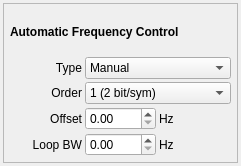
The window that ui/AfcControl.ui (BatchDrake/SigDigger) describes before a commit, drawn with Qt 5.
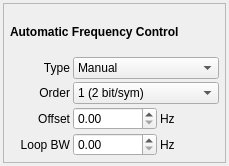
The same window after the commit.

Patch:
```diff
--- a/ui/AfcControl.ui
+++ b/ui/AfcControl.ui
@@ -6,7 +6,7 @@
    <rect>
     <x>0</x>
     <y>0</y>
-    <width>241</width>
+    <width>229</width>
     <height>166</height>
    </rect>
   </property>
@@ -71,7 +71,11 @@
        </widget>
       </item>
       <item row="4" column="1">
-       <widget class="QDoubleSpinBox" name="bwSpin"/>
+       <widget class="QDoubleSpinBox" name="bwSpin">
+        <property name="maximum">
+         <double>1000000.000000000000000</double>
+        </property>
+       </widget>
       </item>
       <item row="1" column="0">
        <widget class="QLabel" name="label">
@@ -154,7 +158,11 @@
        </widget>
       </item>
       <item row="3" column="1">
-       <widget class="QDoubleSpinBox" name="offsetSpin"/>
+       <widget class="QDoubleSpinBox" name="offsetSpin">
+        <property name="maximum">
+         <double>1000000.000000000000000</double>
+        </property>
+       </widget>
       </item>
       <item row="0" column="0" colspan="3">
        <widget class="QLabel" name="label_7">
```
